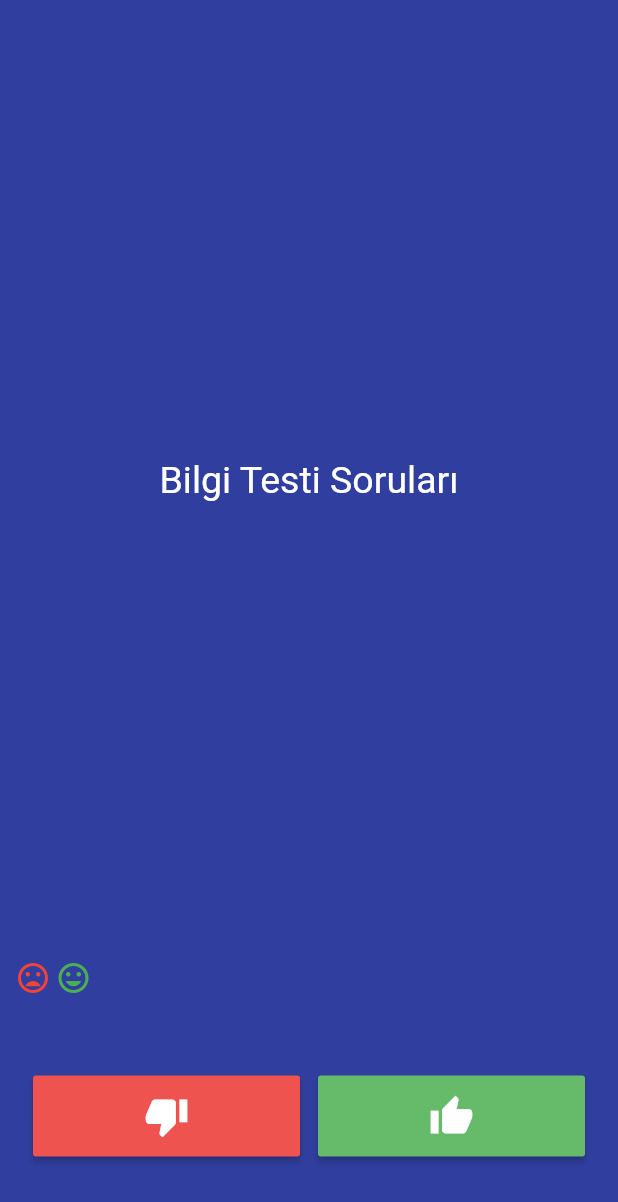
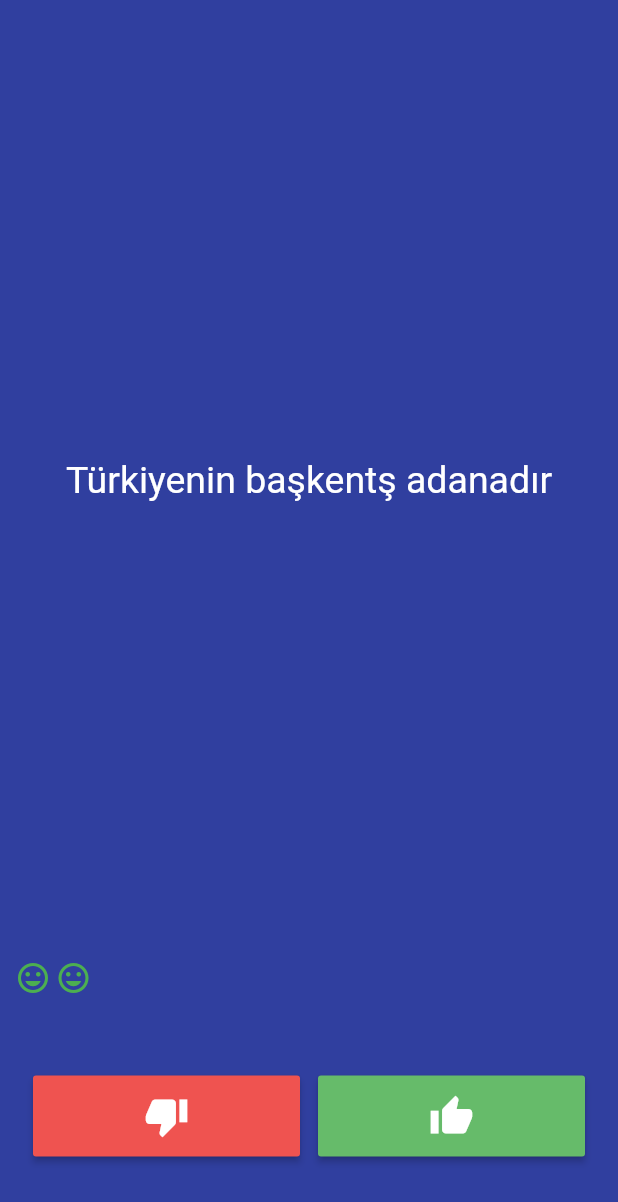
Before and after one commit to dogusipeksac/bilgitestiapp, a Flutter app: the screen it shows after launch, after a tap on the "thumb down" icon, after a tap on the "thumb up" icon, on a phone screen of 412 x 824 dp. Shown: the top 1202 px of the screen. Run offline on Flutter 3.47's test engine with Material 2 defaults, Android fonts, the phone set to English and light mode, and no system bars.

```diff
--- a/lib/main.dart
+++ b/lib/main.dart
@@ -28,7 +28,38 @@ class SoruSayfasi extends StatefulWidget {
 
 class _SoruSayfasiState extends State<SoruSayfasi> {
   List<Widget> secimler = [];
-  List<String> sorular=[];
+  List<String> sorular = [
+    "Titanic gelmiş geçmiş en büyük gemidir",
+    "Dünyadaki tavuk sayısı insan sayısından fazladır",
+    "Türkiyenin başkentş adanadır",
+    "Adana ülkedir",
+    "Adanalılar adamdır",
+    "Kelebeklerin ömrü bir gündür",
+    "Dünya düzdür",
+    "Fatih Sultan Mehmet hiç patates yememiştir",
+    "Fransızlar 80 demek için, 4 - 20 der"
+  ];
+  int soruDegis=0;
+  String dogrumu;
+  List<String> yanitlar=["false","true","false","false","true","false","false","true","true"];
+
+  SorulariKontrolEt(String dogrumu){
+    if(soruDegis<8){
+      soruDegis=soruDegis+1;
+    }
+
+    this.dogrumu=dogrumu;
+    setState(() {
+      if(dogrumu==yanitlar[soruDegis-1])
+      {
+        secimler.add(kDogruIconu);
+      }
+      else if(dogrumu!=yanitlar[soruDegis-1]){
+        secimler.add(kYanlisIconu);
+      }
+    });
+  }
+
   @override
   Widget build(BuildContext context) {
     return Column(
@@ -41,7 +72,7 @@ class _SoruSayfasiState extends State<SoruSayfasi> {
             padding: EdgeInsets.all(10.0),
             child: Center(
               child: Text(
-                'Bilgi Testi Soruları',
+                '${sorular[soruDegis]}',
                 textAlign: TextAlign.center,
                 style: TextStyle(
                   fontSize: 25.0,
@@ -74,9 +105,7 @@ class _SoruSayfasiState extends State<SoruSayfasi> {
                       size: 30.0,
                     ),
                     onPressed: () {
-                      setState(() {
-                        secimler.add(kYanlisIconu);
-                      });
+                      SorulariKontrolEt("false");
                     },
                   ),
                 ),
@@ -90,9 +119,7 @@ class _SoruSayfasiState extends State<SoruSayfasi> {
                     color: Colors.green[400],
                     child: Icon(Icons.thumb_up, size: 30.0),
                     onPressed: () {
-                      setState(() {
-                        secimler.add(kDogruIconu);
-                      });
+                      SorulariKontrolEt("true");
                     },
                   ),
                 ),
```
